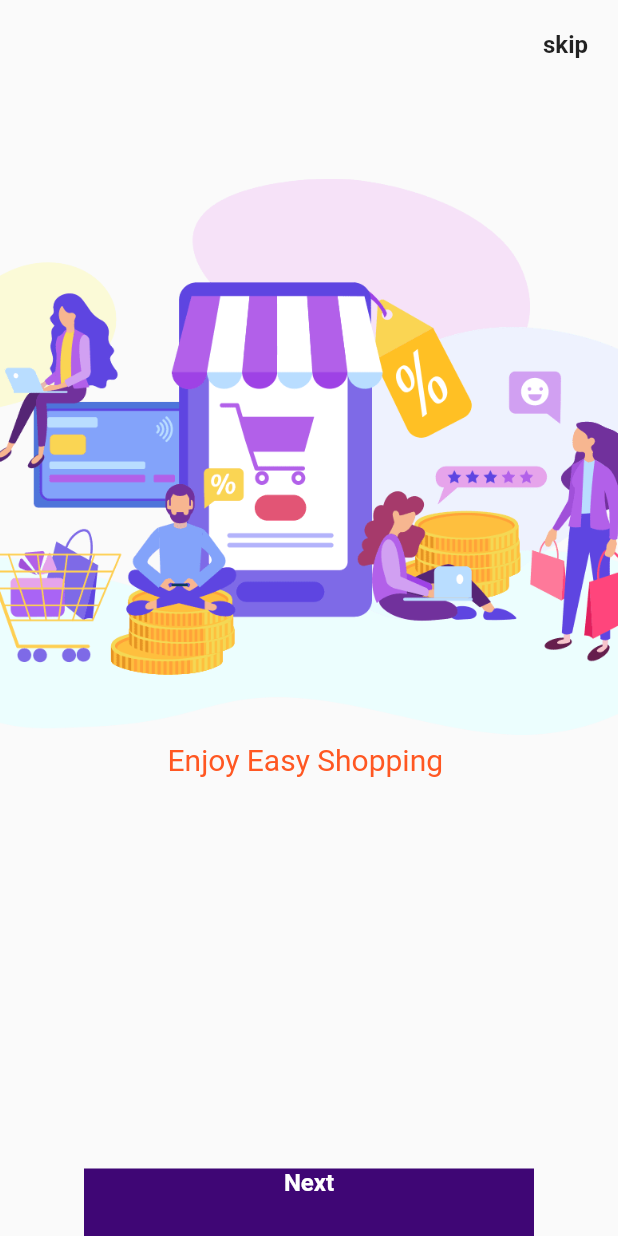
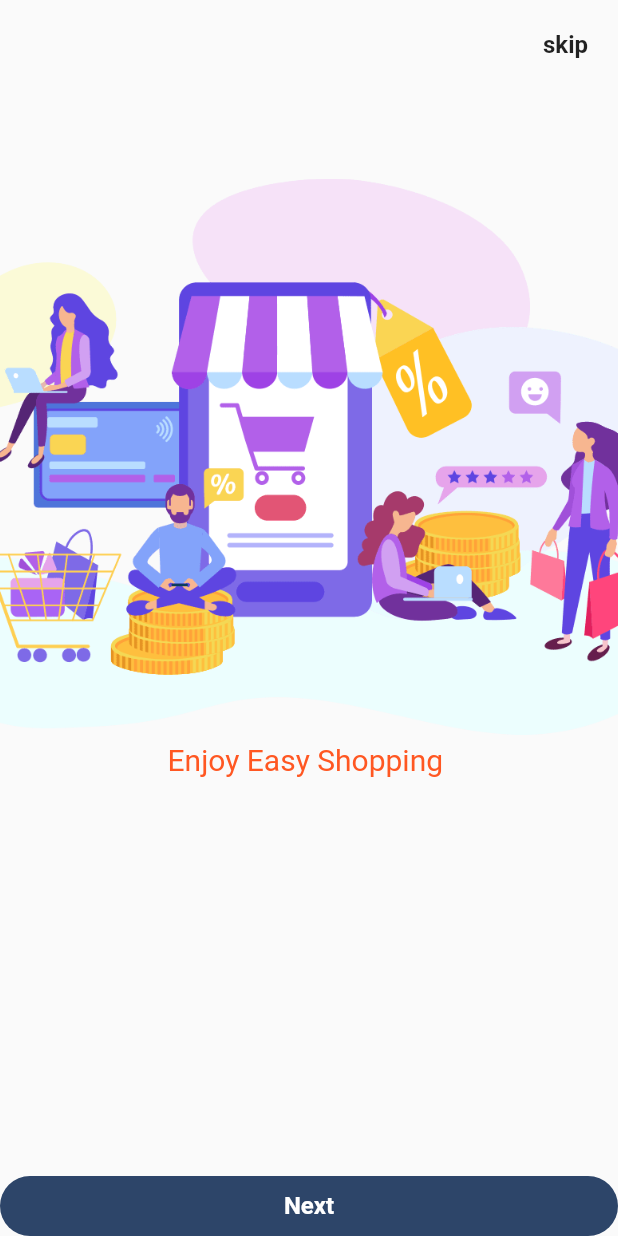
Before and after one commit to Rehab-Sobhy/Complete-Ecommerce-App, a Flutter app: the screen it shows after launch, on a phone screen of 412 x 824 dp. Run offline on Flutter 3.47's test engine with Material 2 defaults, Android fonts, the light colour scheme and no system bars; our stand-ins replace bloc, easy_localization, flutter_bloc.

Commit message:
editing color of buttons in onboarding screen

```diff
--- a/lib/pageView/presntation/views/on_boarding_page_view.dart
+++ b/lib/pageView/presntation/views/on_boarding_page_view.dart
@@ -84,8 +84,14 @@ class _OnBoardingPageViewState extends State<OnBoardingPageView> {
                   }
                 },
                 child: Container(
-                  color: const Color.fromARGB(255, 63, 6, 117),
+                  decoration: BoxDecoration(
+                    borderRadius: BorderRadius.circular(20),
+                    color: mainColor,
+                  ),
+
                   // ignore: sort_child_properties_last
+                  child: Padding(
+                    padding: const EdgeInsets.symmetric(vertical: 10),
                     child: Text(
                         textAlign: TextAlign.center,
                         currentindex == pageViewsItems.length - 1
@@ -93,8 +99,9 @@ class _OnBoardingPageViewState extends State<OnBoardingPageView> {
                             : "Next",
                         style: Styles.TextStyle16.copyWith(
                             color: Colors.white, fontWeight: FontWeight.bold)),
-                  height: 45,
-                  width: 300,
+                  ),
+                  height: 40,
+                  width: double.infinity,
                 )),
           ],
         ),
```
Lines whose indentation alone changed are shown as unchanged.
